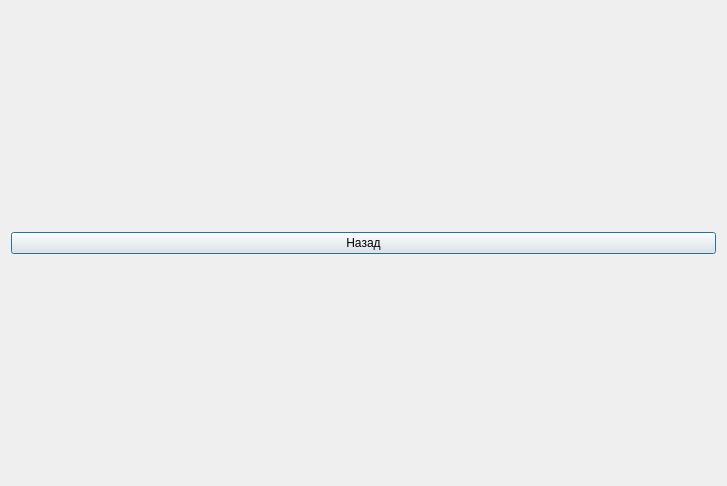
Above: QT_projects/automated_workplace/fourthwindow.ui from alexkonru/QT-project before the change. Below: the same form after it.
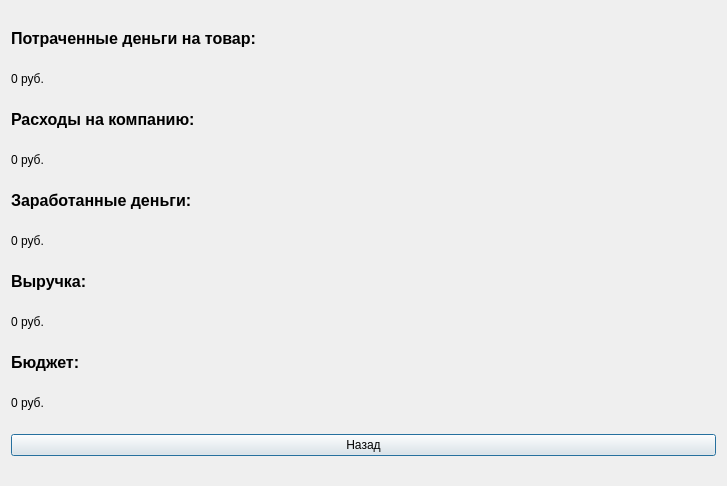
That is the form after the change.

Diff of the .ui file:
```diff
--- a/QT_projects/automated_workplace/fourthwindow.ui
+++ b/QT_projects/automated_workplace/fourthwindow.ui
@@ -14,6 +14,136 @@
    <string>analytics</string>
   </property>
   <layout class="QVBoxLayout" name="verticalLayout">
+   <item>
+    <widget class="QLabel" name="label">
+     <property name="sizePolicy">
+      <sizepolicy hsizetype="Preferred" vsizetype="Fixed">
+       <horstretch>0</horstretch>
+       <verstretch>0</verstretch>
+      </sizepolicy>
+     </property>
+     <property name="text">
+      <string>&lt;html&gt;&lt;head/&gt;&lt;body&gt;&lt;p&gt;&lt;span style=&quot; font-size:12pt; font-weight:700;&quot;&gt;Потраченные деньги на товар:&lt;/span&gt;&lt;/p&gt;&lt;/body&gt;&lt;/html&gt;</string>
+     </property>
+    </widget>
+   </item>
+   <item>
+    <widget class="QLabel" name="label_4">
+     <property name="sizePolicy">
+      <sizepolicy hsizetype="Preferred" vsizetype="Fixed">
+       <horstretch>0</horstretch>
+       <verstretch>0</verstretch>
+      </sizepolicy>
+     </property>
+     <property name="text">
+      <string>0 руб.</string>
+     </property>
+    </widget>
+   </item>
+   <item>
+    <widget class="QLabel" name="label_7">
+     <property name="sizePolicy">
+      <sizepolicy hsizetype="Preferred" vsizetype="Fixed">
+       <horstretch>0</horstretch>
+       <verstretch>0</verstretch>
+      </sizepolicy>
+     </property>
+     <property name="text">
+      <string>&lt;html&gt;&lt;head/&gt;&lt;body&gt;&lt;p&gt;&lt;span style=&quot; font-size:12pt; font-weight:700;&quot;&gt;Расходы на компанию:&lt;/span&gt;&lt;/p&gt;&lt;/body&gt;&lt;/html&gt;</string>
+     </property>
+    </widget>
+   </item>
+   <item>
+    <widget class="QLabel" name="label_8">
+     <property name="sizePolicy">
+      <sizepolicy hsizetype="Preferred" vsizetype="Fixed">
+       <horstretch>0</horstretch>
+       <verstretch>0</verstretch>
+      </sizepolicy>
+     </property>
+     <property name="text">
+      <string>0 руб.</string>
+     </property>
+    </widget>
+   </item>
+   <item>
+    <widget class="QLabel" name="label_2">
+     <property name="sizePolicy">
+      <sizepolicy hsizetype="Preferred" vsizetype="Fixed">
+       <horstretch>0</horstretch>
+       <verstretch>0</verstretch>
+      </sizepolicy>
+     </property>
+     <property name="text">
+      <string>&lt;html&gt;&lt;head/&gt;&lt;body&gt;&lt;p&gt;&lt;span style=&quot; font-size:12pt; font-weight:700;&quot;&gt;Заработанные деньги:&lt;/span&gt;&lt;/p&gt;&lt;/body&gt;&lt;/html&gt;</string>
+     </property>
+    </widget>
+   </item>
+   <item>
+    <widget class="QLabel" name="label_5">
+     <property name="sizePolicy">
+      <sizepolicy hsizetype="Preferred" vsizetype="Fixed">
+       <horstretch>0</horstretch>
+       <verstretch>0</verstretch>
+      </sizepolicy>
+     </property>
+     <property name="text">
+      <string>0 руб.</string>
+     </property>
+    </widget>
+   </item>
+   <item>
+    <widget class="QLabel" name="label_3">
+     <property name="sizePolicy">
+      <sizepolicy hsizetype="Preferred" vsizetype="Fixed">
+       <horstretch>0</horstretch>
+       <verstretch>0</verstretch>
+      </sizepolicy>
+     </property>
+     <property name="text">
+      <string>&lt;html&gt;&lt;head/&gt;&lt;body&gt;&lt;p&gt;&lt;span style=&quot; font-size:12pt; font-weight:700;&quot;&gt;Выручка:&lt;/span&gt;&lt;/p&gt;&lt;/body&gt;&lt;/html&gt;</string>
+     </property>
+    </widget>
+   </item>
+   <item>
+    <widget class="QLabel" name="label_6">
+     <property name="sizePolicy">
+      <sizepolicy hsizetype="Preferred" vsizetype="Fixed">
+       <horstretch>0</horstretch>
+       <verstretch>0</verstretch>
+      </sizepolicy>
+     </property>
+     <property name="text">
+      <string>0 руб.</string>
+     </property>
+    </widget>
+   </item>
+   <item>
+    <widget class="QLabel" name="label_9">
+     <property name="sizePolicy">
+      <sizepolicy hsizetype="Preferred" vsizetype="Fixed">
+       <horstretch>0</horstretch>
+       <verstretch>0</verstretch>
+      </sizepolicy>
+     </property>
+     <property name="text">
+      <string>&lt;html&gt;&lt;head/&gt;&lt;body&gt;&lt;p&gt;&lt;span style=&quot; font-size:12pt; font-weight:700;&quot;&gt;Бюджет:&lt;/span&gt;&lt;/p&gt;&lt;/body&gt;&lt;/html&gt;</string>
+     </property>
+    </widget>
+   </item>
+   <item>
+    <widget class="QLabel" name="label_10">
+     <property name="sizePolicy">
+      <sizepolicy hsizetype="Preferred" vsizetype="Fixed">
+       <horstretch>0</horstretch>
+       <verstretch>0</verstretch>
+      </sizepolicy>
+     </property>
+     <property name="text">
+      <string>0 руб.</string>
+     </property>
+    </widget>
+   </item>
    <item>
     <widget class="QPushButton" name="pushButton">
      <property name="text">
```
